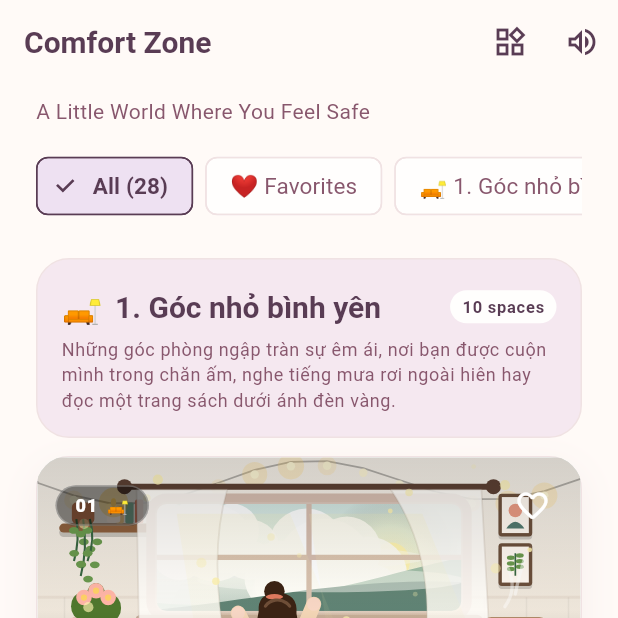
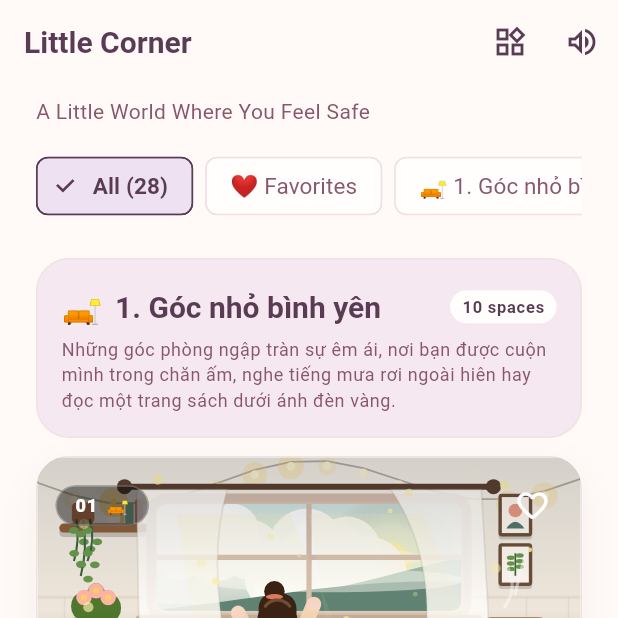
Before and after one commit to hunga1ok/SoulApp, a Flutter app: the ComfortZoneHubScreen screen opened by its route, on a phone screen of 412 x 824 dp, the top half of it. Run offline on Flutter 3.47's test engine with Material 3 defaults, Android fonts, the phone set to English and light mode, and no system bars; our stand-ins replace drift, drift_flutter, file_picker, flutter_local_notifications, flutter_riverpod, flutter_timezone and 4 more; missing offline and left inert: audio_session, record; accounts and stored records are empty; generated files the repository leaves out were written again.

Commit message:
fix(copy,l10n): rename Comfort Zone to Góc nhỏ (vi) and Little Corner across all screens and locales

```diff
--- a/lib/features/onboarding/onboarding_screens.dart
+++ b/lib/features/onboarding/onboarding_screens.dart
@@ -776,32 +776,32 @@ class _JourneyReadyScreenState extends ConsumerState<JourneyReadyScreen> {
       SoulLocale.vi => const [
         'Thực hành biết ơn & nhật ký chuyển hóa tâm thức mỗi ngày',
         'Bảng tầm nhìn (Vision Board) & rút thẻ thông điệp tâm hồn',
-        'Trọn bộ 28 không gian Comfort Zone & âm thanh tần số 432Hz – 963Hz',
+        'Trọn bộ 28 không gian Góc nhỏ & âm thanh tần số 432Hz – 963Hz',
       ],
       SoulLocale.ko => const [
         '매일 감사 실천 및 마음 챙김 저널 기록',
         '무제한 비전 보드 및 데일리 소울 메시지 카드',
-        '28개의 힐링 Comfort Zone 공간 및 432Hz – 963Hz 치유 주파수 사운드',
+        '28개의 힐링 Little Corner 공간 및 432Hz – 963Hz 치유 주파수 사운드',
       ],
       SoulLocale.ja => const [
         '毎日の感謝ワークと心を整えるジャーナル記録',
         'ビジョンボード作成＆毎日のソウルメッセージカード',
-        '全28のComfort Zone癒やし空間＆432Hz〜963Hzヒーリング周波数',
+        '全28のLittle Corner癒やし空間＆432Hz〜963Hzヒーリング周波数',
       ],
       SoulLocale.fr => const [
         'Pratique quotidienne de gratitude et journal de transformation',
         'Vision Board illimité et tirage quotidien de cartes Soul',
-        'Les 28 espaces Comfort Zone et fréquences de guérison 432Hz – 963Hz',
+        'Les 28 espaces Little Corner et fréquences de guérison 432Hz – 963Hz',
       ],
       SoulLocale.zh => const [
         '每日感恩练习与正念转化日记',
         '无限愿景板 (Vision Board) 与每日心灵指引抽卡',
-        '全部 28 个 Comfort Zone 疗愈空间与 432Hz – 963Hz 疗愈频率音频',
+        '全部 28 个 Little Corner 疗愈空间与 432Hz – 963Hz 疗愈频率音频',
       ],
       SoulLocale.en => const [
         'Daily gratitude practice & mindful transformation journal',
         'Unlimited Vision Board & daily Soul guidance cards',
-        'All 28 Comfort Zone sanctuaries & 432Hz – 963Hz healing frequencies',
+        'All 28 Little Corner sanctuaries & 432Hz – 963Hz healing frequencies',
       ],
     };
 
--- a/lib/features/payment/paywall_gate_screen.dart
+++ b/lib/features/payment/paywall_gate_screen.dart
@@ -151,32 +151,32 @@ class _PaywallGateScreenState extends ConsumerState<PaywallGateScreen> {
 
     final benefits = switch (locale) {
       SoulLocale.vi => const [
-        '28 không gian Comfort Zone & âm thanh tần số chữa lành',
+        '28 không gian Góc nhỏ & âm thanh tần số chữa lành',
         'Bảng tầm nhìn (Vision Board) & rút thẻ thông điệp mỗi ngày',
         'Hành trình 28 ngày chuyển hóa tâm thức & nhật ký biết ơn riêng tư',
       ],
       SoulLocale.ko => const [
-        '28개 Comfort Zone 안식처 & 주파수 치유 사운드 무제한',
+        '28개 Little Corner 안식처 & 주파수 치유 사운드 무제한',
         '무제한 비전 보드 및 데일리 소울 카드',
         '28일간의 마음챙김 감사 저널 여정',
       ],
       SoulLocale.ja => const [
-        '全28のComfort Zone癒やし空間＆ヒーリング周波数',
+        '全28のLittle Corner癒やし空間＆ヒーリング周波数',
         '無制限のビジョンボード＆毎日のソウルカード',
         '28日間のマインドフルネス感謝ジャーナル',
       ],
       SoulLocale.fr => const [
-        'Tous les 28 espaces Comfort Zone et fréquences de guérison',
+        'Tous les 28 espaces Little Corner et fréquences de guérison',
         'Vision Board illimité et tirage de cartes Soul',
         'Voyage de 28 jours de gratitude et journal intérieur',
       ],
       SoulLocale.zh => const [
-        '全部 28 个 Comfort Zone 空间与疗愈频率音频',
+        '全部 28 个 Little Corner 空间与疗愈频率音频',
         '无限愿景板与每日心灵指引卡',
         '28 天正念感恩旅程与深度内心日记',
       ],
       SoulLocale.en => const [
-        'All 28 Comfort Zone sanctuaries & healing frequency audio',
+        'All 28 Little Corner sanctuaries & healing frequency audio',
         'Unlimited Vision Board & daily Soul cards',
         '28-day mindfulness gratitude transformation journey',
       ],
--- a/lib/features/payment/paywall_sheet.dart
+++ b/lib/features/payment/paywall_sheet.dart
@@ -185,32 +185,32 @@ class _PaywallSheetState extends ConsumerState<_PaywallSheet> {
 
     final benefits = switch (locale) {
       SoulLocale.vi => const [
-        'Trọn bộ 28 không gian Comfort Zone & âm thanh tần số chữa lành',
+        'Trọn bộ 28 không gian Góc nhỏ & âm thanh tần số chữa lành',
         'Bảng tầm nhìn (Vision Board) không giới hạn & rút thẻ thông điệp',
         'Hành trình 28 ngày chuyển hóa tâm thức & nhật ký biết ơn',
       ],
       SoulLocale.ko => const [
-        '28개 Comfort Zone 안식처 & 주파수 치유 사운드 무제한',
+        '28개 Little Corner 안식처 & 주파수 치유 사운드 무제한',
         '무제한 비전 보드 및 데일리 소울 카드',
         '28일간의 마음챙김 감사 저널 여정',
       ],
       SoulLocale.ja => const [
-        '全28のComfort Zone癒やし空間＆ヒーリング周波数',
+        '全28のLittle Corner癒やし空間＆ヒーリング周波数',
         '無制限のビジョンボード＆毎日のソウルカード',
         '28日間のマインドフルネス感謝ジャーナル',
       ],
       SoulLocale.fr => const [
-        'Tous les 28 espaces Comfort Zone et fréquences de guérison',
+        'Tous les 28 espaces Little Corner et fréquences de guérison',
         'Vision Board illimité et tirage de cartes Soul',
         'Voyage de 28 jours de gratitude et journal intérieur',
       ],
       SoulLocale.zh => const [
-        '全部 28 个 Comfort Zone 空间与疗愈频率音频',
+        '全部 28 个 Little Corner 空间与疗愈频率音频',
         '无限愿景板与每日心灵指引卡',
         '28 天正念感恩旅程与深度内心日记',
       ],
       SoulLocale.en => const [
-        'All 28 Comfort Zone sanctuaries & healing frequency audio',
+        'All 28 Little Corner sanctuaries & healing frequency audio',
         'Unlimited Vision Board & daily Soul cards',
         '28-day mindfulness gratitude transformation journey',
       ],
@@ -644,7 +644,7 @@ class _PurchaseSuccessSheet extends ConsumerWidget {
           Text(
             switch (locale) {
               SoulLocale.vi =>
-                'Toàn bộ 28 không gian Comfort Zone, Bảng tầm nhìn không giới hạn và chuỗi thực hành biết ơn đã sẵn sàng cho bạn.',
+                'Toàn bộ 28 không gian Góc nhỏ, Bảng tầm nhìn không giới hạn và chuỗi thực hành biết ơn đã sẵn sàng cho bạn.',
               SoulLocale.ko => '28개의 안식처 공간과 무제한 비전 보드를 마음껏 이용하세요.',
               SoulLocale.ja => '28の癒やし空間と無制限のビジョンボードがご利用いただけます。',
               SoulLocale.fr =>
--- a/lib/l10n/app_en.arb
+++ b/lib/l10n/app_en.arb
@@ -344,7 +344,7 @@
   "gratitudeGuidanceTitle": "Today's Practice Guidance",
   "showGuidance": "View guidance",
   "hideGuidance": "Hide guidance",
-  "comfortZoneTitle": "Comfort Zone",
+  "comfortZoneTitle": "Little Corner",
   "comfortZoneSubtitle": "A Little World Where You Feel Safe",
   "comfortZoneBannerSubtitle": "A Little World Where You Feel Safe — Peaceful sanctuaries with live animations and healing audio",
   "comfortZoneAllSpaces": "All ({count})",
@@ -392,15 +392,15 @@
   "notificationSendTest": "Send test notification",
   "notificationTestSent": "Sample notification sent! Check your device notification shade.",
   "homeWidgetTitle": "Home Screen Widget",
-  "homeWidgetSubtitle": "Pin your favorite Comfort Zone sanctuary, Healing Sound & Frequency, Vision, Daily Gratitude, or Soul Card right on your phone's home screen.",
-  "homeWidgetBannerSubtitle": "Pin Comfort Zone, Healing Sounds & Vision to your phone's home screen",
+  "homeWidgetSubtitle": "Pin your favorite Little Corner sanctuary, Healing Sound & Frequency, Vision, Daily Gratitude, or Soul Card right on your phone's home screen.",
+  "homeWidgetBannerSubtitle": "Pin Little Corner, Healing Sounds & Vision to your phone's home screen",
   "homeWidgetModeLabel": "Widget Content Source",
-  "homeWidgetModeComfortZone": "Comfort Zone",
+  "homeWidgetModeComfortZone": "Little Corner",
   "homeWidgetModeSound": "Sound & Frequency",
   "homeWidgetModeVision": "My Vision",
   "homeWidgetModeGratitude": "Daily Gratitude",
   "homeWidgetModeCard": "Soul Card Message",
-  "homeWidgetSelectSpace": "Choose Comfort Zone Space",
+  "homeWidgetSelectSpace": "Choose Little Corner Space",
   "homeWidgetSelectSound": "Choose Healing Sound / Frequency",
   "homeWidgetSpaceFooter": "Tap to enter your safe sanctuary ✦",
   "homeWidgetSoundFooter": "Tap to play healing frequency ✦",
--- a/lib/l10n/app_fr.arb
+++ b/lib/l10n/app_fr.arb
@@ -365,7 +365,7 @@
   "gratitudeGuidanceTitle": "Guide de pratique du jour",
   "showGuidance": "Voir le guide",
   "hideGuidance": "Masquer le guide",
-  "comfortZoneTitle": "Comfort Zone",
+  "comfortZoneTitle": "Little Corner",
   "comfortZoneSubtitle": "A Little World Where You Feel Safe",
   "comfortZoneBannerSubtitle": "A Little World Where You Feel Safe — Des refuges paisibles avec animations vivantes et sons apaisants",
   "comfortZoneAllSpaces": "Tous ({count})",
@@ -417,15 +417,15 @@
   "notificationSendTest": "Envoyer une notification test",
   "notificationTestSent": "Notification test envoyée ! Vérifiez votre barre de notifications.",
   "homeWidgetTitle": "Widget d'écran d'accueil",
-  "homeWidgetSubtitle": "Épinglez votre espace Comfort Zone, vos Sons & Fréquences apaisants, votre Vision, votre Gratitude ou votre Carte Soul sur l'écran d'accueil.",
-  "homeWidgetBannerSubtitle": "Épinglez Comfort Zone, Sons apaisants et Vision sur l'écran d'accueil",
+  "homeWidgetSubtitle": "Épinglez votre espace Little Corner, vos Sons & Fréquences apaisants, votre Vision, votre Gratitude ou votre Carte Soul sur l'écran d'accueil.",
+  "homeWidgetBannerSubtitle": "Épinglez Little Corner, Sons apaisants et Vision sur l'écran d'accueil",
   "homeWidgetModeLabel": "Contenu affiché sur le widget",
-  "homeWidgetModeComfortZone": "Comfort Zone",
+  "homeWidgetModeComfortZone": "Little Corner",
   "homeWidgetModeSound": "Sons & Fréquences",
   "homeWidgetModeVision": "Ma Vision",
   "homeWidgetModeGratitude": "Gratitude du jour",
   "homeWidgetModeCard": "Message Carte Soul",
-  "homeWidgetSelectSpace": "Choisir l'espace Comfort Zone",
+  "homeWidgetSelectSpace": "Choisir l'espace Little Corner",
   "homeWidgetSelectSound": "Choisir le son / la fréquence apaisante",
   "homeWidgetSpaceFooter": "Appuyez pour entrer dans votre refuge ✦",
   "homeWidgetSoundFooter": "Appuyez pour écouter la fréquence apaisante ✦",
--- a/lib/l10n/app_ja.arb
+++ b/lib/l10n/app_ja.arb
@@ -365,7 +365,7 @@
   "gratitudeGuidanceTitle": "今日のワークガイド",
   "showGuidance": "ガイドを表示",
   "hideGuidance": "ガイドを隠す",
-  "comfortZoneTitle": "Comfort Zone",
+  "comfortZoneTitle": "Little Corner",
   "comfortZoneSubtitle": "A Little World Where You Feel Safe",
   "comfortZoneBannerSubtitle": "A Little World Where You Feel Safe — アニメーションと癒やしの音に包まれる安らぎの空間",
   "comfortZoneAllSpaces": "すべて ({count})",
@@ -417,15 +417,15 @@
   "notificationSendTest": "テスト通知を送信",
   "notificationTestSent": "サンプル通知を送信しました！端末の通知バーをご確認ください。",
   "homeWidgetTitle": "ホーム画面ウィジェット",
-  "homeWidgetSubtitle": "Comfort Zoneの空間、癒やしのサウンド＆周波数、ビジョン、今日の感謝、Soulカードをホーム画面に配置しましょう。",
-  "homeWidgetBannerSubtitle": "Comfort Zone・癒やしの音・ビジョンをホーム画面に表示",
+  "homeWidgetSubtitle": "Little Cornerの空間、癒やしのサウンド＆周波数、ビジョン、今日の感謝、Soulカードをホーム画面に配置しましょう。",
+  "homeWidgetBannerSubtitle": "Little Corner・癒やしの音・ビジョンをホーム画面に表示",
   "homeWidgetModeLabel": "ウィジェットの表示内容",
-  "homeWidgetModeComfortZone": "Comfort Zone",
+  "homeWidgetModeComfortZone": "Little Corner",
   "homeWidgetModeSound": "サウンド＆周波数",
   "homeWidgetModeVision": "マイビジョン",
   "homeWidgetModeGratitude": "今日の感謝",
   "homeWidgetModeCard": "Soulカードメッセージ",
-  "homeWidgetSelectSpace": "Comfort Zoneの空間を選択",
+  "homeWidgetSelectSpace": "Little Cornerの空間を選択",
   "homeWidgetSelectSound": "癒やしのサウンド／周波数を選択",
   "homeWidgetSpaceFooter": "タップして安らぎの空間へ入る ✦",
   "homeWidgetSoundFooter": "タップして癒やしの周波数を聴く ✦",
--- a/lib/l10n/app_ko.arb
+++ b/lib/l10n/app_ko.arb
@@ -365,7 +365,7 @@
   "gratitudeGuidanceTitle": "오늘의 실천 가이드",
   "showGuidance": "가이드 보기",
   "hideGuidance": "가이드 숨기기",
-  "comfortZoneTitle": "Comfort Zone",
+  "comfortZoneTitle": "Little Corner",
   "comfortZoneSubtitle": "A Little World Where You Feel Safe",
   "comfortZoneBannerSubtitle": "A Little World Where You Feel Safe — 생동감 있는 애니메이션과 힐링 사운드가 있는 평온한 안식처",
   "comfortZoneAllSpaces": "전체 ({count})",
@@ -417,15 +417,15 @@
   "notificationSendTest": "테스트 알림 보내기",
   "notificationTestSent": "샘플 알림을 보냈습니다! 기기의 알림창을 확인해 보세요.",
   "homeWidgetTitle": "홈 화면 위젯",
-  "homeWidgetSubtitle": "Comfort Zone 공간, 힐링 사운드 및 주파수, 비전, 오늘의 감사, Soul 카드 메시지를 홈 화면에 고정해 보세요.",
-  "homeWidgetBannerSubtitle": "Comfort Zone, 힐링 사운드 및 비전을 홈 화면 위젯으로 만나보세요",
+  "homeWidgetSubtitle": "Little Corner 공간, 힐링 사운드 및 주파수, 비전, 오늘의 감사, Soul 카드 메시지를 홈 화면에 고정해 보세요.",
+  "homeWidgetBannerSubtitle": "Little Corner, 힐링 사운드 및 비전을 홈 화면 위젯으로 만나보세요",
   "homeWidgetModeLabel": "위젯 표시 내용",
-  "homeWidgetModeComfortZone": "Comfort Zone",
+  "homeWidgetModeComfortZone": "Little Corner",
   "homeWidgetModeSound": "사운드 & 주파수",
   "homeWidgetModeVision": "나의 비전",
   "homeWidgetModeGratitude": "오늘의 감사",
   "homeWidgetModeCard": "Soul 카드 메시지",
-  "homeWidgetSelectSpace": "Comfort Zone 공간 선택",
+  "homeWidgetSelectSpace": "Little Corner 공간 선택",
   "homeWidgetSelectSound": "힐링 사운드 / 주파수 선택",
   "homeWidgetSpaceFooter": "탭하여 평온한 안식처로 들어가기 ✦",
   "homeWidgetSoundFooter": "탭하여 힐링 주파수 듣기 ✦",
--- a/lib/l10n/app_localizations_en.dart
+++ b/lib/l10n/app_localizations_en.dart
@@ -821,7 +821,7 @@ class AppLocalizationsEn extends AppLocalizations {
   String get hideGuidance => 'Hide guidance';
 
   @override
-  String get comfortZoneTitle => 'Comfort Zone';
+  String get comfortZoneTitle => 'Little Corner';
 
   @override
   String get comfortZoneSubtitle => 'A Little World Where You Feel Safe';
@@ -920,17 +920,17 @@ class AppLocalizationsEn extends AppLocalizations {
 
   @override
   String get homeWidgetSubtitle =>
-      'Pin your favorite Comfort Zone sanctuary, Healing Sound & Frequency, Vision, Daily Gratitude, or Soul Card right on your phone\'s home screen.';
+      'Pin your favorite Little Corner sanctuary, Healing Sound & Frequency, Vision, Daily Gratitude, or Soul Card right on your phone\'s home screen.';
 
   @override
   String get homeWidgetBannerSubtitle =>
-      'Pin Comfort Zone, Healing Sounds & Vision to your phone\'s home screen';
+      'Pin Little Corner, Healing Sounds & Vision to your phone\'s home screen';
 
   @override
   String get homeWidgetModeLabel => 'Widget Content Source';
 
   @override
-  String get homeWidgetModeComfortZone => 'Comfort Zone';
+  String get homeWidgetModeComfortZone => 'Little Corner';
 
   @override
   String get homeWidgetModeSound => 'Sound & Frequency';
@@ -945,7 +945,7 @@ class AppLocalizationsEn extends AppLocalizations {
   String get homeWidgetModeCard => 'Soul Card Message';
 
   @override
-  String get homeWidgetSelectSpace => 'Choose Comfort Zone Space';
+  String get homeWidgetSelectSpace => 'Choose Little Corner Space';
 
   @override
   String get homeWidgetSelectSound => 'Choose Healing Sound / Frequency';
--- a/lib/l10n/app_localizations_fr.dart
+++ b/lib/l10n/app_localizations_fr.dart
@@ -835,7 +835,7 @@ class AppLocalizationsFr extends AppLocalizations {
   String get hideGuidance => 'Masquer le guide';
 
   @override
-  String get comfortZoneTitle => 'Comfort Zone';
+  String get comfortZoneTitle => 'Little Corner';
 
   @override
   String get comfortZoneSubtitle => 'A Little World Where You Feel Safe';
@@ -934,17 +934,17 @@ class AppLocalizationsFr extends AppLocalizations {
 
   @override
   String get homeWidgetSubtitle =>
-      'Épinglez votre espace Comfort Zone, vos Sons & Fréquences apaisants, votre Vision, votre Gratitude ou votre Carte Soul sur l\'écran d\'accueil.';
+      'Épinglez votre espace Little Corner, vos Sons & Fréquences apaisants, votre Vision, votre Gratitude ou votre Carte Soul sur l\'écran d\'accueil.';
 
   @override
   String get homeWidgetBannerSubtitle =>
-      'Épinglez Comfort Zone, Sons apaisants et Vision sur l\'écran d\'accueil';
+      'Épinglez Little Corner, Sons apaisants et Vision sur l\'écran d\'accueil';
 
   @override
   String get homeWidgetModeLabel => 'Contenu affiché sur le widget';
 
   @override
-  String get homeWidgetModeComfortZone => 'Comfort Zone';
+  String get homeWidgetModeComfortZone => 'Little Corner';
 
   @override
   String get homeWidgetModeSound => 'Sons & Fréquences';
@@ -959,7 +959,7 @@ class AppLocalizationsFr extends AppLocalizations {
   String get homeWidgetModeCard => 'Message Carte Soul';
 
   @override
-  String get homeWidgetSelectSpace => 'Choisir l\'espace Comfort Zone';
+  String get homeWidgetSelectSpace => 'Choisir l\'espace Little Corner';
 
   @override
   String get homeWidgetSelectSound => 'Choisir le son / la fréquence apaisante';
--- a/lib/l10n/app_localizations_ja.dart
+++ b/lib/l10n/app_localizations_ja.dart
@@ -790,7 +790,7 @@ class AppLocalizationsJa extends AppLocalizations {
   String get hideGuidance => 'ガイドを隠す';
 
   @override
-  String get comfortZoneTitle => 'Comfort Zone';
+  String get comfortZoneTitle => 'Little Corner';
 
   @override
   String get comfortZoneSubtitle => 'A Little World Where You Feel Safe';
@@ -887,16 +887,16 @@ class AppLocalizationsJa extends AppLocalizations {
 
   @override
   String get homeWidgetSubtitle =>
-      'Comfort Zoneの空間、癒やしのサウンド＆周波数、ビジョン、今日の感謝、Soulカードをホーム画面に配置しましょう。';
+      'Little Cornerの空間、癒やしのサウンド＆周波数、ビジョン、今日の感謝、Soulカードをホーム画面に配置しましょう。';
 
   @override
-  String get homeWidgetBannerSubtitle => 'Comfort Zone・癒やしの音・ビジョンをホーム画面に表示';
+  String get homeWidgetBannerSubtitle => 'Little Corner・癒やしの音・ビジョンをホーム画面に表示';
 
   @override
   String get homeWidgetModeLabel => 'ウィジェットの表示内容';
 
   @override
-  String get homeWidgetModeComfortZone => 'Comfort Zone';
+  String get homeWidgetModeComfortZone => 'Little Corner';
 
   @override
   String get homeWidgetModeSound => 'サウンド＆周波数';
@@ -911,7 +911,7 @@ class AppLocalizationsJa extends AppLocalizations {
   String get homeWidgetModeCard => 'Soulカードメッセージ';
 
   @override
-  String get homeWidgetSelectSpace => 'Comfort Zoneの空間を選択';
+  String get homeWidgetSelectSpace => 'Little Cornerの空間を選択';
 
   @override
   String get homeWidgetSelectSound => '癒やしのサウンド／周波数を選択';
--- a/lib/l10n/app_localizations_ko.dart
+++ b/lib/l10n/app_localizations_ko.dart
@@ -797,7 +797,7 @@ class AppLocalizationsKo extends AppLocalizations {
   String get hideGuidance => '가이드 숨기기';
 
   @override
-  String get comfortZoneTitle => 'Comfort Zone';
+  String get comfortZoneTitle => 'Little Corner';
 
   @override
   String get comfortZoneSubtitle => 'A Little World Where You Feel Safe';
@@ -895,17 +895,17 @@ class AppLocalizationsKo extends AppLocalizations {
 
   @override
   String get homeWidgetSubtitle =>
-      'Comfort Zone 공간, 힐링 사운드 및 주파수, 비전, 오늘의 감사, Soul 카드 메시지를 홈 화면에 고정해 보세요.';
+      'Little Corner 공간, 힐링 사운드 및 주파수, 비전, 오늘의 감사, Soul 카드 메시지를 홈 화면에 고정해 보세요.';
 
   @override
   String get homeWidgetBannerSubtitle =>
-      'Comfort Zone, 힐링 사운드 및 비전을 홈 화면 위젯으로 만나보세요';
+      'Little Corner, 힐링 사운드 및 비전을 홈 화면 위젯으로 만나보세요';
 
   @override
   String get homeWidgetModeLabel => '위젯 표시 내용';
 
   @override
-  String get homeWidgetModeComfortZone => 'Comfort Zone';
+  String get homeWidgetModeComfortZone => 'Little Corner';
 
   @override
   String get homeWidgetModeSound => '사운드 & 주파수';
@@ -920,7 +920,7 @@ class AppLocalizationsKo extends AppLocalizations {
   String get homeWidgetModeCard => 'Soul 카드 메시지';
 
   @override
-  String get homeWidgetSelectSpace => 'Comfort Zone 공간 선택';
+  String get homeWidgetSelectSpace => 'Little Corner 공간 선택';
 
   @override
   String get homeWidgetSelectSound => '힐링 사운드 / 주파수 선택';
--- a/lib/l10n/app_localizations_vi.dart
+++ b/lib/l10n/app_localizations_vi.dart
@@ -812,7 +812,7 @@ class AppLocalizationsVi extends AppLocalizations {
   String get hideGuidance => 'Thu gọn hướng dẫn';
 
   @override
-  String get comfortZoneTitle => 'Comfort Zone';
+  String get comfortZoneTitle => 'Góc nhỏ';
 
   @override
   String get comfortZoneSubtitle => 'A Little World Where You Feel Safe';
@@ -911,17 +911,17 @@ class AppLocalizationsVi extends AppLocalizations {
 
   @override
   String get homeWidgetSubtitle =>
-      'Đặt không gian Comfort Zone, Âm thanh tần số chữa lành, Tầm nhìn, Thực hành biết ơn hoặc Thẻ Soul ngay trên màn hình điện thoại để chạm vào sự bình yên mỗi ngày.';
+      'Đặt không gian Góc nhỏ, Âm thanh tần số chữa lành, Tầm nhìn, Thực hành biết ơn hoặc Thẻ Soul ngay trên màn hình điện thoại để chạm vào sự bình yên mỗi ngày.';
 
   @override
   String get homeWidgetBannerSubtitle =>
-      'Ghim Comfort Zone, Âm thanh chữa lành & Tầm nhìn ra màn hình chính';
+      'Ghim Góc nhỏ, Âm thanh chữa lành & Tầm nhìn ra màn hình chính';
 
   @override
   String get homeWidgetModeLabel => 'Nội dung hiển thị trên Widget';
 
   @override
-  String get homeWidgetModeComfortZone => 'Comfort Zone';
+  String get homeWidgetModeComfortZone => 'Góc nhỏ';
 
   @override
   String get homeWidgetModeSound => 'Âm thanh & Tần số';
@@ -936,7 +936,7 @@ class AppLocalizationsVi extends AppLocalizations {
   String get homeWidgetModeCard => 'Thông điệp Thẻ Soul';
 
   @override
-  String get homeWidgetSelectSpace => 'Chọn không gian Comfort Zone';
+  String get homeWidgetSelectSpace => 'Chọn không gian Góc nhỏ';
 
   @override
   String get homeWidgetSelectSound => 'Chọn âm thanh / tần số chữa lành';
--- a/lib/l10n/app_localizations_zh.dart
+++ b/lib/l10n/app_localizations_zh.dart
@@ -785,7 +785,7 @@ class AppLocalizationsZh extends AppLocalizations {
   String get hideGuidance => '隐藏指引';
 
   @override
-  String get comfortZoneTitle => 'Comfort Zone';
+  String get comfortZoneTitle => 'Little Corner';
 
   @override
   String get comfortZoneSubtitle => 'A Little World Where You Feel Safe';
@@ -879,16 +879,16 @@ class AppLocalizationsZh extends AppLocalizations {
 
   @override
   String get homeWidgetSubtitle =>
-      '将你喜爱的 Comfort Zone 空间、疗愈音频与频率、我的愿景、每日感恩或 Soul 灵感卡固定在手机主屏幕上。';
+      '将你喜爱的 Little Corner 空间、疗愈音频与频率、我的愿景、每日感恩或 Soul 灵感卡固定在手机主屏幕上。';
 
   @override
-  String get homeWidgetBannerSubtitle => '在主屏幕上固定 Comfort Zone、疗愈之声与愿景';
+  String get homeWidgetBannerSubtitle => '在主屏幕上固定 Little Corner、疗愈之声与愿景';
 
   @override
   String get homeWidgetModeLabel => '小组件显示内容';
 
   @override
-  String get homeWidgetModeComfortZone => 'Comfort Zone';
+  String get homeWidgetModeComfortZone => 'Little Corner';
 
   @override
   String get homeWidgetModeSound => '疗愈音频与频率';
@@ -903,7 +903,7 @@ class AppLocalizationsZh extends AppLocalizations {
   String get homeWidgetModeCard => 'Soul 卡片寄语';
 
   @override
-  String get homeWidgetSelectSpace => '选择 Comfort Zone 空间';
+  String get homeWidgetSelectSpace => '选择 Little Corner 空间';
 
   @override
   String get homeWidgetSelectSound => '选择疗愈音频 / 频率';
--- a/lib/l10n/app_vi.arb
+++ b/lib/l10n/app_vi.arb
@@ -265,7 +265,7 @@
   "gratitudeGuidanceTitle": "Hướng dẫn thực hành hôm nay",
   "showGuidance": "Xem hướng dẫn",
   "hideGuidance": "Thu gọn hướng dẫn",
-  "comfortZoneTitle": "Comfort Zone",
+  "comfortZoneTitle": "Góc nhỏ",
   "comfortZoneSubtitle": "A Little World Where You Feel Safe",
   "comfortZoneBannerSubtitle": "A Little World Where You Feel Safe — Bước vào những góc nhỏ bình yên để lắng nghe và chữa lành",
   "comfortZoneAllSpaces": "Tất cả ({count})",
@@ -313,15 +313,15 @@
   "notificationSendTest": "Gửi thử thông báo ngay",
   "notificationTestSent": "Đã gửi thông báo mẫu! Hãy kiểm tra thanh thông báo trên thiết bị.",
   "homeWidgetTitle": "Widget màn hình chính",
-  "homeWidgetSubtitle": "Đặt không gian Comfort Zone, Âm thanh tần số chữa lành, Tầm nhìn, Thực hành biết ơn hoặc Thẻ Soul ngay trên màn hình điện thoại để chạm vào sự bình yên mỗi ngày.",
-  "homeWidgetBannerSubtitle": "Ghim Comfort Zone, Âm thanh chữa lành & Tầm nhìn ra màn hình chính",
+  "homeWidgetSubtitle": "Đặt không gian Góc nhỏ, Âm thanh tần số chữa lành, Tầm nhìn, Thực hành biết ơn hoặc Thẻ Soul ngay trên màn hình điện thoại để chạm vào sự bình yên mỗi ngày.",
+  "homeWidgetBannerSubtitle": "Ghim Góc nhỏ, Âm thanh chữa lành & Tầm nhìn ra màn hình chính",
   "homeWidgetModeLabel": "Nội dung hiển thị trên Widget",
-  "homeWidgetModeComfortZone": "Comfort Zone",
+  "homeWidgetModeComfortZone": "Góc nhỏ",
   "homeWidgetModeSound": "Âm thanh & Tần số",
   "homeWidgetModeVision": "Tầm nhìn (Vision)",
   "homeWidgetModeGratitude": "Thực hành biết ơn",
   "homeWidgetModeCard": "Thông điệp Thẻ Soul",
-  "homeWidgetSelectSpace": "Chọn không gian Comfort Zone",
+  "homeWidgetSelectSpace": "Chọn không gian Góc nhỏ",
   "homeWidgetSelectSound": "Chọn âm thanh / tần số chữa lành",
   "homeWidgetSpaceFooter": "Chạm để bước vào góc nhỏ bình yên ✦",
   "homeWidgetSoundFooter": "Chạm để lắng nghe tần số chữa lành ✦",
--- a/lib/l10n/app_zh.arb
+++ b/lib/l10n/app_zh.arb
@@ -365,7 +365,7 @@
   "gratitudeGuidanceTitle": "今日练习指引",
   "showGuidance": "查看指引",
   "hideGuidance": "隐藏指引",
-  "comfortZoneTitle": "Comfort Zone",
+  "comfortZoneTitle": "Little Corner",
   "comfortZoneSubtitle": "A Little World Where You Feel Safe",
   "comfortZoneBannerSubtitle": "A Little World Where You Feel Safe — 伴随动态光影与疗愈之声的宁静角落",
   "comfortZoneAllSpaces": "全部 ({count})",
@@ -417,15 +417,15 @@
   "notificationSendTest": "发送测试通知",
   "notificationTestSent": "已发送示例通知！请查看设备通知栏。",
   "homeWidgetTitle": "主屏幕小组件",
-  "homeWidgetSubtitle": "将你喜爱的 Comfort Zone 空间、疗愈音频与频率、我的愿景、每日感恩或 Soul 灵感卡固定在手机主屏幕上。",
-  "homeWidgetBannerSubtitle": "在主屏幕上固定 Comfort Zone、疗愈之声与愿景",
+  "homeWidgetSubtitle": "将你喜爱的 Little Corner 空间、疗愈音频与频率、我的愿景、每日感恩或 Soul 灵感卡固定在手机主屏幕上。",
+  "homeWidgetBannerSubtitle": "在主屏幕上固定 Little Corner、疗愈之声与愿景",
   "homeWidgetModeLabel": "小组件显示内容",
-  "homeWidgetModeComfortZone": "Comfort Zone",
+  "homeWidgetModeComfortZone": "Little Corner",
   "homeWidgetModeSound": "疗愈音频与频率",
   "homeWidgetModeVision": "我的愿景",
   "homeWidgetModeGratitude": "每日感恩",
   "homeWidgetModeCard": "Soul 卡片寄语",
-  "homeWidgetSelectSpace": "选择 Comfort Zone 空间",
+  "homeWidgetSelectSpace": "选择 Little Corner 空间",
   "homeWidgetSelectSound": "选择疗愈音频 / 频率",
   "homeWidgetSpaceFooter": "轻触进入你的宁静角落 ✦",
   "homeWidgetSoundFooter": "轻触聆听疗愈频率 ✦",
```
Also changed, not shown: lib/l10n/app_localizations.dart (+5 -5 lines), 4 other files.
